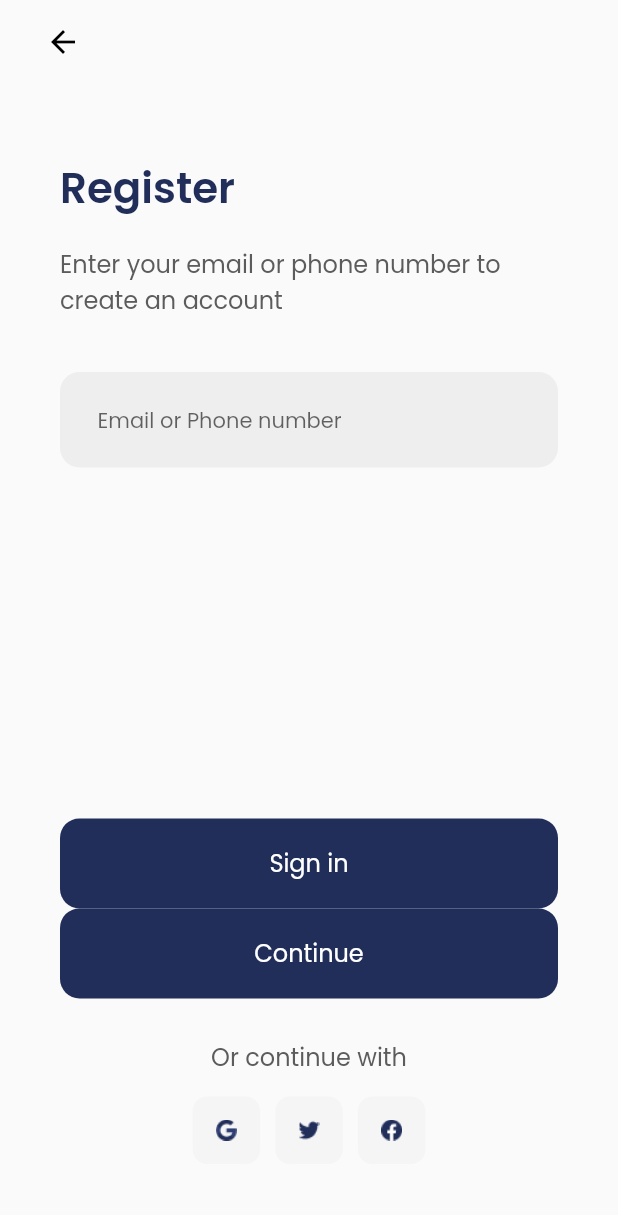
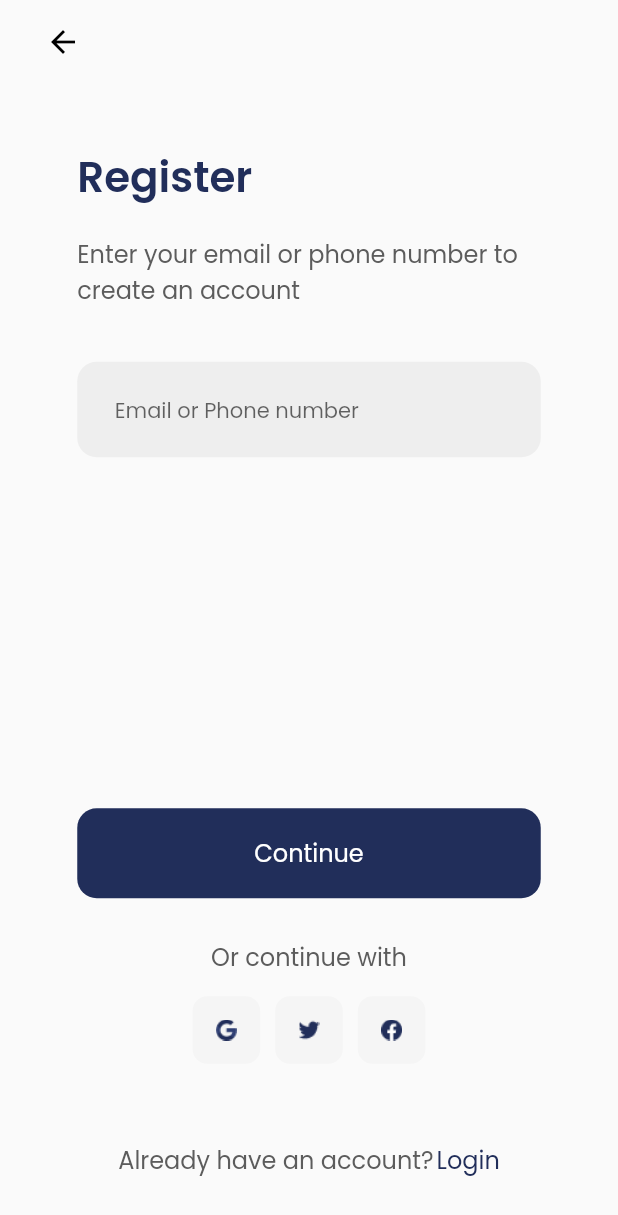
Before and after one commit to Mikhaael/hious_rider_app, a Flutter app: the WelcomeScreen screen opened by its route, after a tap on "Register", on a phone screen of 412 x 824 dp. Shown: the top 1215 px of the screen. Run offline on Flutter 3.47's test engine with Material 2 defaults, Android fonts, the phone set to English and light mode, and no system bars; our stand-ins replace firebase_auth, firebase_core, flutter_riverpod, google_fonts, google_sign_in; missing offline and left inert: flutter_facebook_auth, hovering; accounts and stored records are empty; generated files the repository leaves out were written again.

Commit message:
Made some fixes

```diff
--- /dev/null
+++ b/lib/components/sizes_helpers.dart
@@ -0,0 +1,16 @@
+import 'package:flutter/material.dart';
+
+Size displaySize(BuildContext context) {
+  debugPrint('Size = ${MediaQuery.of(context).size}');
+  return MediaQuery.of(context).size;
+}
+
+double displayHeight(BuildContext context) {
+  debugPrint('Height = ${displaySize(context).height}');
+  return displaySize(context).height;
+}
+
+double displayWidth(BuildContext context) {
+  debugPrint('Width = ${displaySize(context).width}');
+  return displaySize(context).width;
+}
--- a/lib/components/text_field.dart
+++ b/lib/components/text_field.dart
@@ -1,3 +1,5 @@
+import 'dart:ui';
+
 import 'package:flutter/material.dart';
 import 'package:hious_rider_app/components/spacers.dart';
 // import 'package:hious_rider_app/utils/designs/dimens.dart';
@@ -5,6 +7,7 @@ import 'package:hious_rider_app/utils/designs/styles.dart';
 import 'package:hious_rider_app/utils/res/res_profile.dart';
 
 import '../utils/designs/colors.dart';
+import 'buttons.dart';
 // import 'package:hious_rider_app/utils/res/res_profile.dart';
 
 
--- a/lib/main.dart
+++ b/lib/main.dart
@@ -7,7 +7,7 @@ import 'package:hious_rider_app/utils/designs/routes.dart';
 
 import 'firebase_options.dart';
 
-void main() {
+void main()  {
   // WidgetsFlutterBinding.ensureInitialized();
   // await Firebase.initializeApp(options: DefaultFirebaseOptions.android);
   runApp(const HiousRiderApp());
--- a/lib/screens/register_screen.dart
+++ b/lib/screens/register_screen.dart
@@ -2,6 +2,7 @@ import 'dart:ui';
 
 import 'package:flutter/material.dart';
 import 'package:flutter_riverpod/flutter_riverpod.dart';
+import 'package:hious_rider_app/components/sizes_helpers.dart';
 
 import '../components/buttons.dart';
 import '../components/or.dart';
@@ -53,9 +54,9 @@ class _RegisterScreenState extends ConsumerState<RegisterScreen> {
         child: Form(
           key: form,
           child: ListView(
-            padding: const EdgeInsets.symmetric(
-              horizontal: 40.0,
-              vertical: sPadding * 2,
+            padding: EdgeInsets.symmetric(
+              horizontal: displayWidth(context) * 0.125,
+              vertical: displayHeight(context) * 0.05,
             ),
             children: [
               Align(
@@ -89,20 +90,20 @@ class _RegisterScreenState extends ConsumerState<RegisterScreen> {
                 ),
               ),
               vSpace(space * 13.0),
-              registerButton(
-                text: ResLoginScreen.signIn,
-                onClick: () => state.onLoginClick(
-                    form: form,
-                    ref: ref,
-                    nameController: nameController,
-                    emailController: emailOrPhoneController,
-                    passwordController: passwordController,
-                    context: context,
-                ),
-                fillColor: kPrimaryColor,
-                textColor: Colors.white,
-                isLoading: state.isLoginLoading,
-              ),
+              // registerButton(
+              //   text: ResLoginScreen.signIn,
+              //   onClick: () => state.onLoginClick(
+              //       form: form,
+              //       ref: ref,
+              //       nameController: nameController,
+              //       emailController: emailOrPhoneController,
+              //       passwordController: passwordController,
+              //       context: context,
+              //   ),
+              //   fillColor: kPrimaryColor,
+              //   textColor: Colors.white,
+              //   isLoading: state.isLoginLoading,
+              // ),
               secondaryButton(
                   text: ResRegisterScreen.nextPage,
                   onClick: () {
@@ -160,7 +161,7 @@ class _RegisterScreenState extends ConsumerState<RegisterScreen> {
     );
   }
 
-  showDataAlert() {
+  Widget showDataAlert() {
     showDialog(
         context: context,
         builder: (context) {
--- a/lib/screens/welcome_screen.dart
+++ b/lib/screens/welcome_screen.dart
@@ -5,6 +5,7 @@ import 'package:hious_rider_app/utils/designs/assets.dart';
 import 'package:hious_rider_app/utils/designs/colors.dart';
 import 'package:hious_rider_app/utils/res/res_profile.dart';
 import 'package:hious_rider_app/utils/designs/styles.dart';
+import '../components/sizes_helpers.dart';
 import '../utils/designs/routes.dart';
 
 class WelcomeScreen extends StatefulWidget {
@@ -22,7 +23,10 @@ class _WelcomeScreenState extends State<WelcomeScreen> {
     return Scaffold(
       body: SafeArea(
           child: Container(
-            padding: const EdgeInsets.symmetric(horizontal: 24.0, vertical: 14.0),
+            padding: EdgeInsets.symmetric(
+              horizontal: displayWidth(context) * 0.125,
+              vertical: displayHeight(context) * 0.01,
+            ),
             child: Column(
               mainAxisAlignment: MainAxisAlignment.start,
               children: [
--- a/lib/utils/designs/routes.dart
+++ b/lib/utils/designs/routes.dart
@@ -1,6 +1,7 @@
 
 
 import 'package:flutter/cupertino.dart';
+import 'package:hious_rider_app/components/text_field.dart';
 import 'package:hious_rider_app/screens/forgot_password.dart/forgot_password.dart';
 import 'package:hious_rider_app/screens/login_screen.dart';
 import 'package:hious_rider_app/screens/register_screen.dart';
--- a/lib/utils/res/res_profile.dart
+++ b/lib/utils/res/res_profile.dart
@@ -2,9 +2,9 @@ class ResWelcomeScreen {
   ResWelcomeScreen._();
 
   static const String welcomeMessage1 =
-      "\n   Earn good money\ndelivering packages";
+      "\n   Earn good money delivering packages";
   static const String welcomeMessage2 =
-      "Help users pickup their goods from vendors\n             and have it delivered to them";
+      "Help users pickup their goods from vendors and have it delivered to them";
   static const String register = "Register";
   static const String login = "Sign in";
 }
@@ -49,7 +49,7 @@ class ResPasswordResetScreen1 {
 
   static const String forgotPassword = "Forgot password";
   static const String accountBack =
-      "Don’t worry, we will help you get your\naccount back!";
+      "Don’t worry, we will help you get your account back!";
   static const String email = "hious@gmail.com";
   static const String errorMessage = "Email not found, kindly confirm";
   static const String resetPassword = "Reset Password";
```
Also changed, not shown: lib/screens/forgot_password.dart/forgot_password.dart (+4 -3 lines), lib/screens/login_screen.dart (+23 -22 lines), 1 other file.
